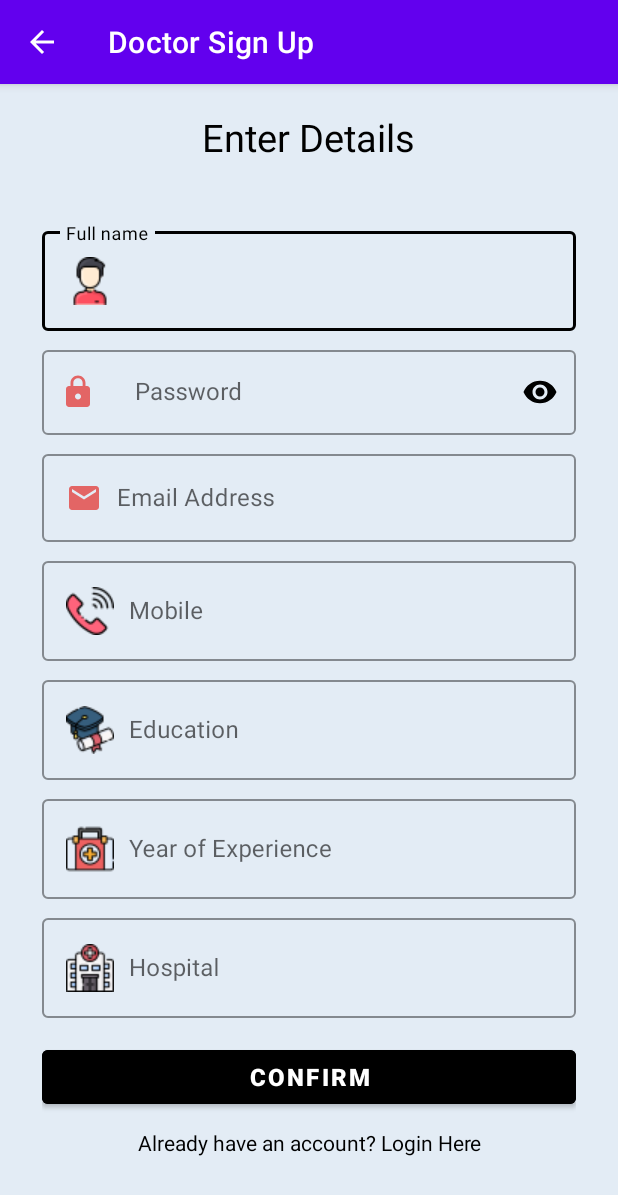
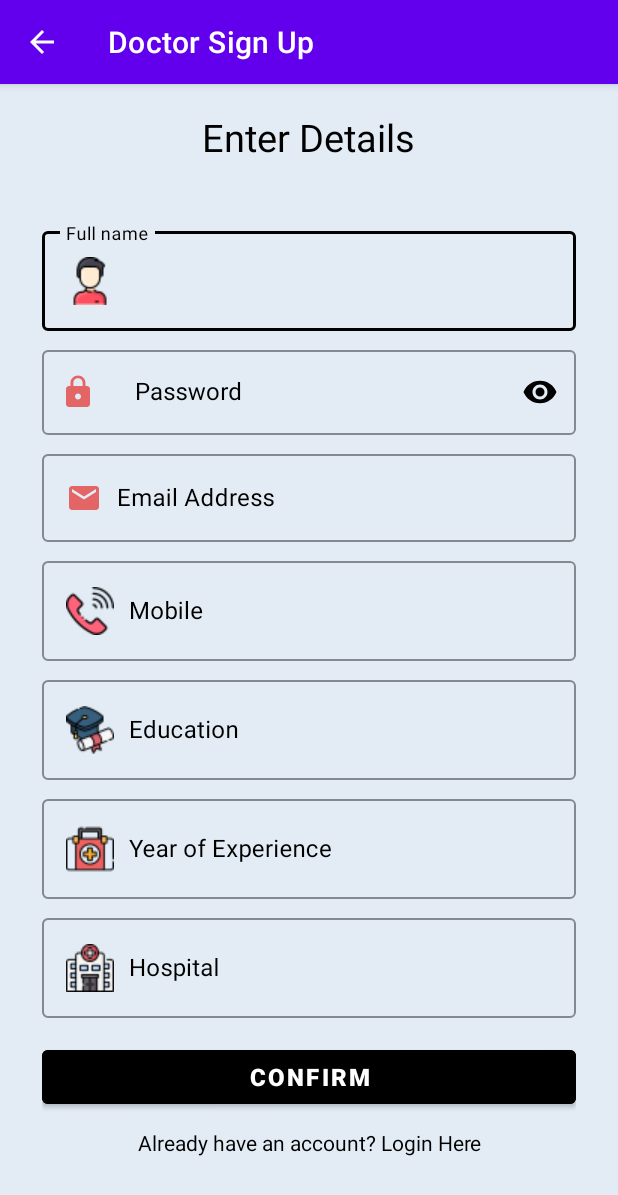
Before and after one commit to chaixuan98/Habitpad-Doctor-, an Android app: the DoctorSignUpActivity screen opened directly, with no data from a screen before it, on a phone screen of 412 x 824 dp. Shown: the top 1195 px of the screen. Run offline under Robolectric (Android 15) with nearby library versions, the phone set to English and light mode, and no system bars; our stand-ins replace Volley.

```diff
--- a/app/src/main/java/com/example/habitpaddoctor/DoctorSchedule.java
+++ b/app/src/main/java/com/example/habitpaddoctor/DoctorSchedule.java
@@ -184,7 +184,7 @@ public class DoctorSchedule extends AppCompatActivity {
 //                    ref.setValue(null);
                     for(String slot: results) {
 //                        ref.child(slot).setValue("Available");
-                        Toast.makeText(getApplicationContext(), slot, Toast.LENGTH_SHORT).show();
+//                        Toast.makeText(getApplicationContext(), slot, Toast.LENGTH_SHORT).show();
                         AddDoctorSlot(doctorID,appDate.getText().toString().trim(), slot, "Available");
 //                        Toast.makeText(getApplicationContext(), "Updated", Toast.LENGTH_SHORT).show();
 //                        MainActivity.redirectActivity(DoctorSchedule.this, MainActivity.class);
--- a/app/src/main/res/layout/activity_doctor_sign_up.xml
+++ b/app/src/main/res/layout/activity_doctor_sign_up.xml
@@ -34,6 +34,7 @@
                 android:layout_marginTop="30dp"
                 style="@style/Widget.MaterialComponents.TextInputLayout.OutlinedBox"
                 android:hint="Full name"
+                android:textColorHint="@color/black"
                 app:hintTextColor="@color/black"
                 app:boxStrokeColor="@color/black"
                 app:boxStrokeWidthFocused="2dp"
@@ -56,6 +57,7 @@
                 style="@style/Widget.MaterialComponents.TextInputLayout.OutlinedBox"
                 android:hint="Password"
                 app:hintTextColor="@color/black"
+                android:textColorHint="@color/black"
                 app:boxStrokeColor="@color/black"
                 app:boxStrokeWidthFocused="2dp"
                 app:startIconDrawable = "@drawable/up_lock"
@@ -81,6 +83,7 @@
                 android:layout_marginTop="7dp"
                 style="@style/Widget.MaterialComponents.TextInputLayout.OutlinedBox"
                 android:hint="Email Address"
+                android:textColorHint="@color/black"
                 app:hintTextColor="@color/black"
                 app:boxStrokeColor="@color/black"
                 app:boxStrokeWidthFocused="2dp"
@@ -103,6 +106,7 @@
                 android:layout_marginTop="7dp"
                 style="@style/Widget.MaterialComponents.TextInputLayout.OutlinedBox"
                 android:hint="Mobile"
+                android:textColorHint="@color/black"
                 app:hintTextColor="@color/black"
                 app:boxStrokeColor="@color/black"
                 app:boxStrokeWidthFocused="2dp"
@@ -124,6 +128,7 @@
                 android:layout_marginTop="7dp"
                 style="@style/Widget.MaterialComponents.TextInputLayout.OutlinedBox"
                 android:hint="Education"
+                android:textColorHint="@color/black"
                 app:hintTextColor="@color/black"
                 app:boxStrokeColor="@color/black"
                 app:boxStrokeWidthFocused="2dp"
@@ -169,6 +174,7 @@
                 android:layout_marginTop="7dp"
                 style="@style/Widget.MaterialComponents.TextInputLayout.OutlinedBox"
                 android:hint="Year of Experience"
+                android:textColorHint="@color/black"
                 app:hintTextColor="@color/black"
                 app:boxStrokeColor="@color/black"
                 app:boxStrokeWidthFocused="2dp"
@@ -191,6 +197,7 @@
                 android:layout_marginTop="7dp"
                 style="@style/Widget.MaterialComponents.TextInputLayout.OutlinedBox"
                 android:hint="Hospital"
+                android:textColorHint="@color/black"
                 app:hintTextColor="@color/black"
                 app:boxStrokeColor="@color/black"
                 app:boxStrokeWidthFocused="2dp"
@@ -218,6 +225,7 @@
                     android:layout_marginTop="15dp"
                     android:backgroundTint="@color/black"
                     android:text="Confirm"
+                    android:textColor="@color/white"
                     android:textSize="16sp"
                     android:textStyle="bold" />
 
```
Also changed, not shown: app/src/main/java/com/example/habitpaddoctor/DoctorSessionManager.java (+14 -13 lines), app/src/main/res/layout/activity_doctor_login.xml (+6 -4 lines), app/src/main/res/layout/activity_view_user_profile.xml (+14 -4 lines).
